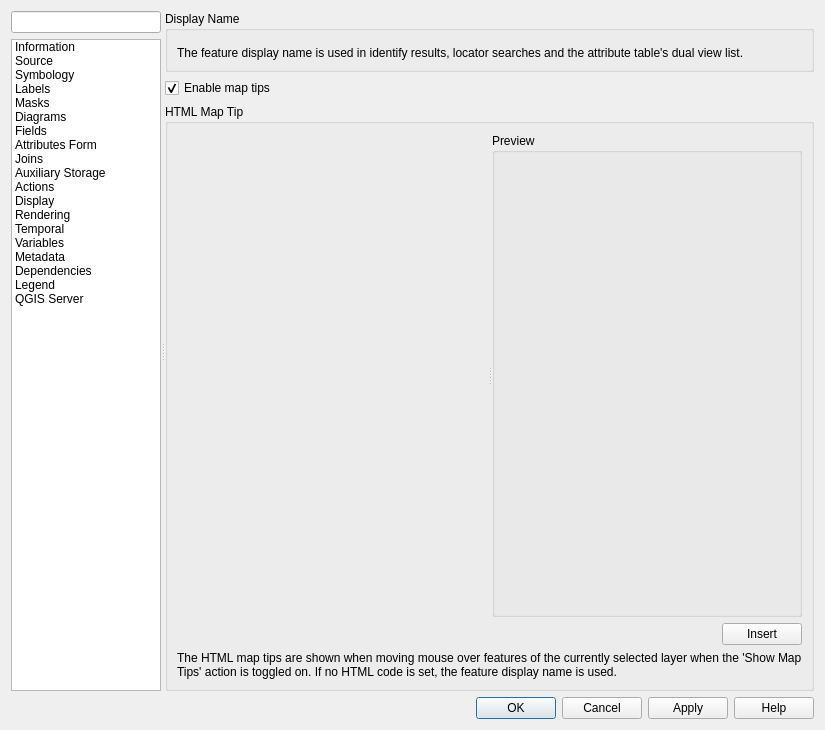
Qt form src/ui/qgsvectorlayerpropertiesbase.ui (qgis/QGIS) before a commit.
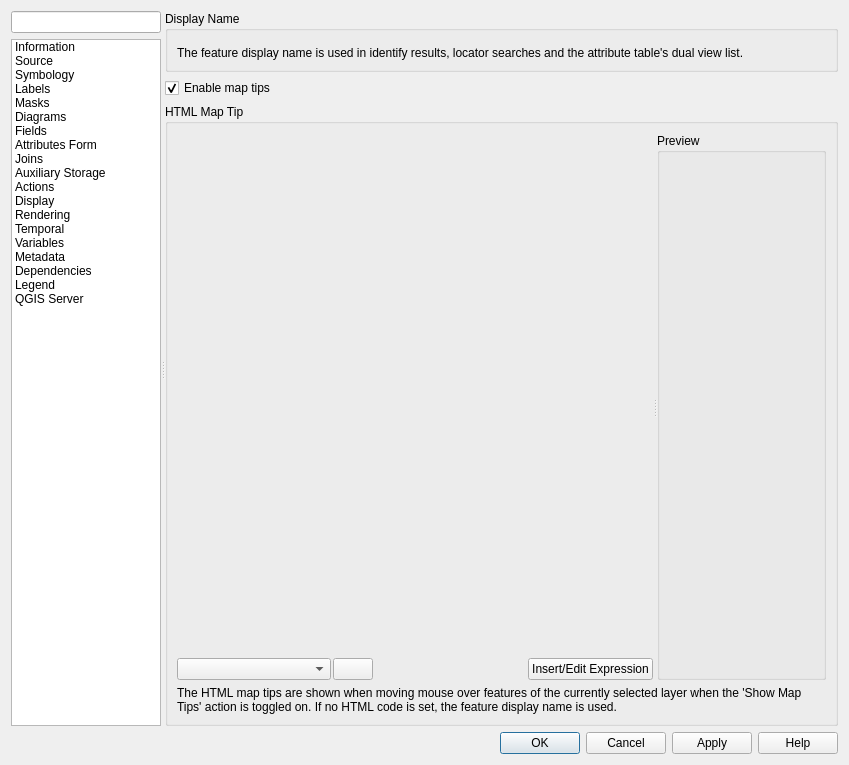
The same form after that commit. The open tabs and pages were chosen to show the change. Icons and pictures are not drawn. Custom widgets are drawn as their Qt base class.

Commit message: Fix #54705 - Easy expression update in map tips

The edit to the form file:
```diff
--- a/src/ui/qgsvectorlayerpropertiesbase.ui
+++ b/src/ui/qgsvectorlayerpropertiesbase.ui
@@ -6,8 +6,8 @@
    <rect>
     <x>0</x>
     <y>0</y>
-    <width>825</width>
-    <height>730</height>
+    <width>849</width>
+    <height>765</height>
    </rect>
   </property>
   <property name="minimumSize">
@@ -1472,8 +1472,8 @@
                 <property name="title">
                  <string>HTML Map Tip</string>
                 </property>
-                <layout class="QGridLayout" name="gridLayout_8">
-                 <item row="0" column="0" colspan="2">
+                <layout class="QVBoxLayout" name="verticalLayout_35">
+                 <item>
                   <widget class="QSplitter" name="mMapTipSplitter">
                    <property name="sizePolicy">
                     <sizepolicy hsizetype="Expanding" vsizetype="Expanding">
@@ -1484,7 +1484,7 @@
                    <property name="orientation">
                     <enum>Qt::Horizontal</enum>
                    </property>
-                   <widget class="QgsCodeEditorHTML" name="mMapTipWidget" native="true">
+                   <widget class="QWidget" name="mMapTipWidgetContainer" native="true">
                     <property name="sizePolicy">
                      <sizepolicy hsizetype="Preferred" vsizetype="MinimumExpanding">
                       <horstretch>0</horstretch>
@@ -1497,6 +1497,94 @@
                       <height>100</height>
                      </size>
                     </property>
+                    <layout class="QVBoxLayout" name="verticalLayout_36">
+                     <property name="leftMargin">
+                      <number>0</number>
+                     </property>
+                     <property name="topMargin">
+                      <number>0</number>
+                     </property>
+                     <property name="rightMargin">
+                      <number>0</number>
+                     </property>
+                     <property name="bottomMargin">
+                      <number>0</number>
+                     </property>
+                     <item>
+                      <widget class="QgsCodeEditorHTML" name="mMapTipWidget" native="true">
+                       <property name="sizePolicy">
+                        <sizepolicy hsizetype="Expanding" vsizetype="Expanding">
+                         <horstretch>0</horstretch>
+                         <verstretch>0</verstretch>
+                        </sizepolicy>
+                       </property>
+                      </widget>
+                     </item>
+                     <item>
+                      <layout class="QHBoxLayout" name="horizontalLayout_3">
+                       <property name="spacing">
+                        <number>2</number>
+                       </property>
+                       <item>
+                        <widget class="QgsFieldComboBox" name="mMapTipFieldComboBox">
+                         <property name="sizePolicy">
+                          <sizepolicy hsizetype="Expanding" vsizetype="Fixed">
+                           <horstretch>0</horstretch>
+                           <verstretch>0</verstretch>
+                          </sizepolicy>
+                         </property>
+                         <property name="allowEmptyFieldName">
+                          <bool>true</bool>
+                         </property>
+                        </widget>
+                       </item>
+                       <item>
+                        <widget class="QPushButton" name="mMapTipInsertFieldButton">
+                         <property name="sizePolicy">
+                          <sizepolicy hsizetype="Fixed" vsizetype="Fixed">
+                           <horstretch>0</horstretch>
+                           <verstretch>0</verstretch>
+                          </sizepolicy>
+                         </property>
+                         <property name="toolTip">
+                          <string>Inserts the selected field into the map tip</string>
+                         </property>
+                         <property name="text">
+                          <string/>
+                         </property>
+                         <property name="icon">
+                          <iconset resource="../../images/images.qrc">
+                           <normaloff>:/images/themes/default/symbologyAdd.svg</normaloff>:/images/themes/default/symbologyAdd.svg</iconset>
+                         </property>
+                        </widget>
+                       </item>
+                       <item>
+                        <spacer name="horizontalSpacer_4">
+                         <property name="orientation">
+                          <enum>Qt::Horizontal</enum>
+                         </property>
+                         <property name="sizeHint" stdset="0">
+                          <size>
+                           <width>40</width>
+                           <height>20</height>
+                          </size>
+                         </property>
+                        </spacer>
+                       </item>
+                       <item>
+                        <widget class="QPushButton" name="mMapTipInsertExpressionButton">
+                         <property name="text">
+                          <string>Insert/Edit Expression</string>
+                         </property>
+                         <property name="icon">
+                          <iconset resource="../../images/images.qrc">
+                           <normaloff>:/images/themes/default/mIconExpression.svg</normaloff>:/images/themes/default/mIconExpression.svg</iconset>
+                         </property>
+                        </widget>
+                       </item>
+                      </layout>
+                     </item>
+                    </layout>
                    </widget>
                    <widget class="QGroupBox" name="mMapTipPreviewContainer">
                     <property name="minimumSize">
@@ -1511,23 +1599,7 @@
                    </widget>
                   </widget>
                  </item>
-                 <item row="1" column="1">
-                  <widget class="QPushButton" name="mInsertExpressionButton">
-                   <property name="sizePolicy">
-                    <sizepolicy hsizetype="Fixed" vsizetype="Fixed">
-                     <horstretch>0</horstretch>
-                     <verstretch>0</verstretch>
-                    </sizepolicy>
-                   </property>
-                   <property name="toolTip">
-                    <string>Inserts the selected field or expression into the map tip</string>
-                   </property>
-                   <property name="text">
-                    <string>Insert</string>
-                   </property>
-                  </widget>
-                 </item>
-                 <item row="2" column="0" colspan="2">
+                 <item>
                   <widget class="QLabel" name="labelMapTipInfo">
                    <property name="text">
                     <string>The HTML map tips are shown when moving mouse over features of the currently selected layer when the 'Show Map Tips' action is toggled on. If no HTML code is set, the feature display name is used.</string>
@@ -1537,16 +1609,6 @@
                    </property>
                   </widget>
                  </item>
-                 <item row="1" column="0">
-                  <widget class="QgsFieldExpressionWidget" name="mMapTipExpressionFieldWidget" native="true">
-                   <property name="focusPolicy">
-                    <enum>Qt::StrongFocus</enum>
-                   </property>
-                   <property name="toolTip">
-                    <string>The valid attribute names for this layer</string>
-                   </property>
-                  </widget>
-                 </item>
                 </layout>
                </widget>
               </item>
@@ -2627,11 +2689,28 @@
    <header>qgscollapsiblegroupbox.h</header>
    <container>1</container>
   </customwidget>
+  <customwidget>
+   <class>QgsColorButton</class>
+   <extends>QToolButton</extends>
+   <header>qgscolorbutton.h</header>
+   <container>1</container>
+  </customwidget>
   <customwidget>
    <class>QgsDoubleSpinBox</class>
    <extends>QDoubleSpinBox</extends>
    <header>qgsdoublespinbox.h</header>
   </customwidget>
+  <customwidget>
+   <class>QgsFieldComboBox</class>
+   <extends>QComboBox</extends>
+   <header>qgsfieldcombobox.h</header>
+  </customwidget>
+  <customwidget>
+   <class>QgsFieldExpressionWidget</class>
+   <extends>QWidget</extends>
+   <header>qgsfieldexpressionwidget.h</header>
+   <container>1</container>
+  </customwidget>
   <customwidget>
    <class>QgsFilterLineEdit</class>
    <extends>QLineEdit</extends>
@@ -2643,18 +2722,28 @@
    <header>qgsprojectionselectionwidget.h</header>
    <container>1</container>
   </customwidget>
+  <customwidget>
+   <class>QgsScaleRangeWidget</class>
+   <extends>QWidget</extends>
+   <header>qgsscalerangewidget.h</header>
+  </customwidget>
+  <customwidget>
+   <class>QgsScaleWidget</class>
+   <extends>QWidget</extends>
+   <header>qgsscalewidget.h</header>
+   <container>1</container>
+  </customwidget>
+  <customwidget>
+   <class>QgsSymbolButton</class>
+   <extends>QToolButton</extends>
+   <header>qgssymbolbutton.h</header>
+  </customwidget>
   <customwidget>
    <class>QgsScrollArea</class>
    <extends>QScrollArea</extends>
    <header>qgsscrollarea.h</header>
    <container>1</container>
   </customwidget>
-  <customwidget>
-   <class>QgsFieldExpressionWidget</class>
-   <extends>QWidget</extends>
-   <header>qgsfieldexpressionwidget.h</header>
-   <container>1</container>
-  </customwidget>
   <customwidget>
    <class>QgsVariableEditorWidget</class>
    <extends>QWidget</extends>
@@ -2672,11 +2761,6 @@
    <header>qgscodeeditorsql.h</header>
    <container>1</container>
   </customwidget>
-  <customwidget>
-   <class>QgsScaleRangeWidget</class>
-   <extends>QWidget</extends>
-   <header>qgsscalerangewidget.h</header>
-  </customwidget>
   <customwidget>
    <class>QgsLayerTreeEmbeddedConfigWidget</class>
    <extends>QWidget</extends>
@@ -2694,23 +2778,6 @@
    <header>qgsvectorlayerlegendwidget.h</header>
    <container>1</container>
   </customwidget>
-  <customwidget>
-   <class>QgsScaleWidget</class>
-   <extends>QWidget</extends>
-   <header>qgsscalewidget.h</header>
-   <container>1</container>
-  </customwidget>
-  <customwidget>
-   <class>QgsSymbolButton</class>
-   <extends>QToolButton</extends>
-   <header>qgssymbolbutton.h</header>
-  </customwidget>
-  <customwidget>
-   <class>QgsColorButton</class>
-   <extends>QToolButton</extends>
-   <header>qgscolorbutton.h</header>
-   <container>1</container>
-  </customwidget>
   <customwidget>
    <class>QgsMapLayerRefreshSettingsWidget</class>
    <extends>QWidget</extends>
```
Left out of the diff: 48 changed lines with no effect on the pictures. The commit also changes 2 other files.
